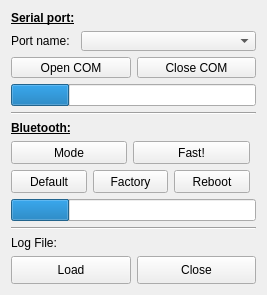
Before: the Qt Designer form ui/w_config.ui in johnbatzer18/biomech_flexsea-plan, drawn with Qt 5.
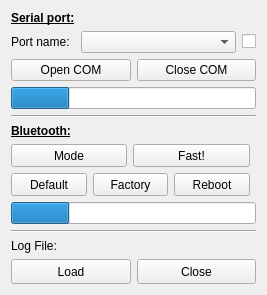
After: the same form once the commit is applied.

Commit message: Added the favorite check box

Patch:
```diff
--- a/ui/w_config.ui
+++ b/ui/w_config.ui
@@ -21,7 +21,7 @@
   </property>
   <layout class="QVBoxLayout" name="verticalLayout_2">
    <item>
-    <layout class="QVBoxLayout" name="verticalLayout" stretch="2,0,0,0,1">
+    <layout class="QVBoxLayout" name="verticalLayout" stretch="0,0,0,0,0,1">
      <item>
       <layout class="QGridLayout" name="gridLayout">
        <property name="sizeConstraint">
@@ -84,9 +84,21 @@
          </property>
         </widget>
        </item>
-       <item row="2" column="0" colspan="2">
+       <item row="1" column="2">
+        <widget class="QCheckBox" name="checkBoxFavoritePort">
+         <property name="text">
+          <string/>
+         </property>
+         <property name="checked">
+          <bool>false</bool>
+         </property>
+        </widget>
+       </item>
+      </layout>
+     </item>
+     <item>
         <layout class="QGridLayout" name="gridLayout_3">
-         <item row="1" column="0">
+       <item row="0" column="0">
           <widget class="QPushButton" name="openComButton">
            <property name="sizePolicy">
             <sizepolicy hsizetype="Expanding" vsizetype="Expanding">
@@ -117,7 +129,7 @@
            </property>
           </widget>
          </item>
-         <item row="1" column="1">
+       <item row="0" column="1">
           <widget class="QPushButton" name="closeComButton">
            <property name="sizePolicy">
             <sizepolicy hsizetype="Expanding" vsizetype="Expanding">
@@ -148,7 +160,7 @@
            </property>
           </widget>
          </item>
-         <item row="2" column="0" colspan="2">
+       <item row="1" column="0" colspan="2">
           <widget class="QProgressBar" name="comProgressBar">
            <property name="sizePolicy">
             <sizepolicy hsizetype="Expanding" vsizetype="Expanding">
@@ -178,8 +190,6 @@
          </item>
         </layout>
        </item>
-      </layout>
-     </item>
      <item>
       <widget class="Line" name="line_2">
        <property name="orientation">
```
Left out of the diff: 2 changed lines with no effect on the pictures. Lines whose indentation alone changed are shown as unchanged. The commit also changes 2 other files.
